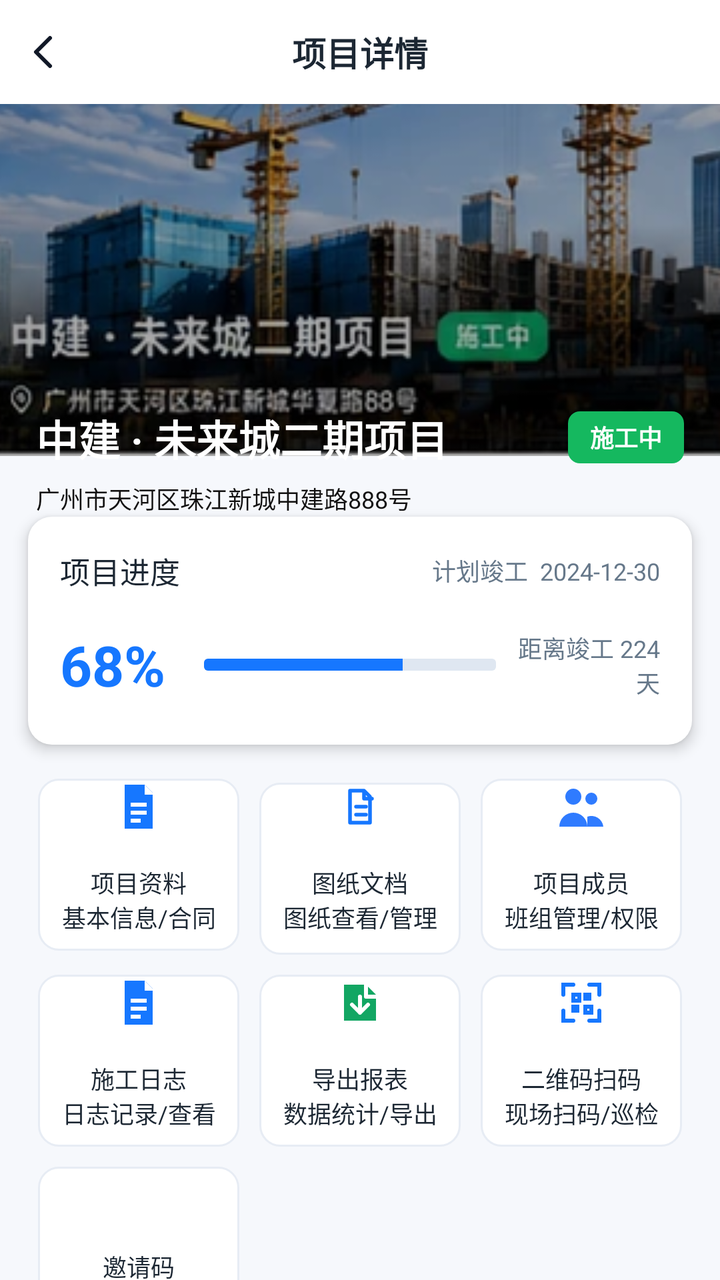
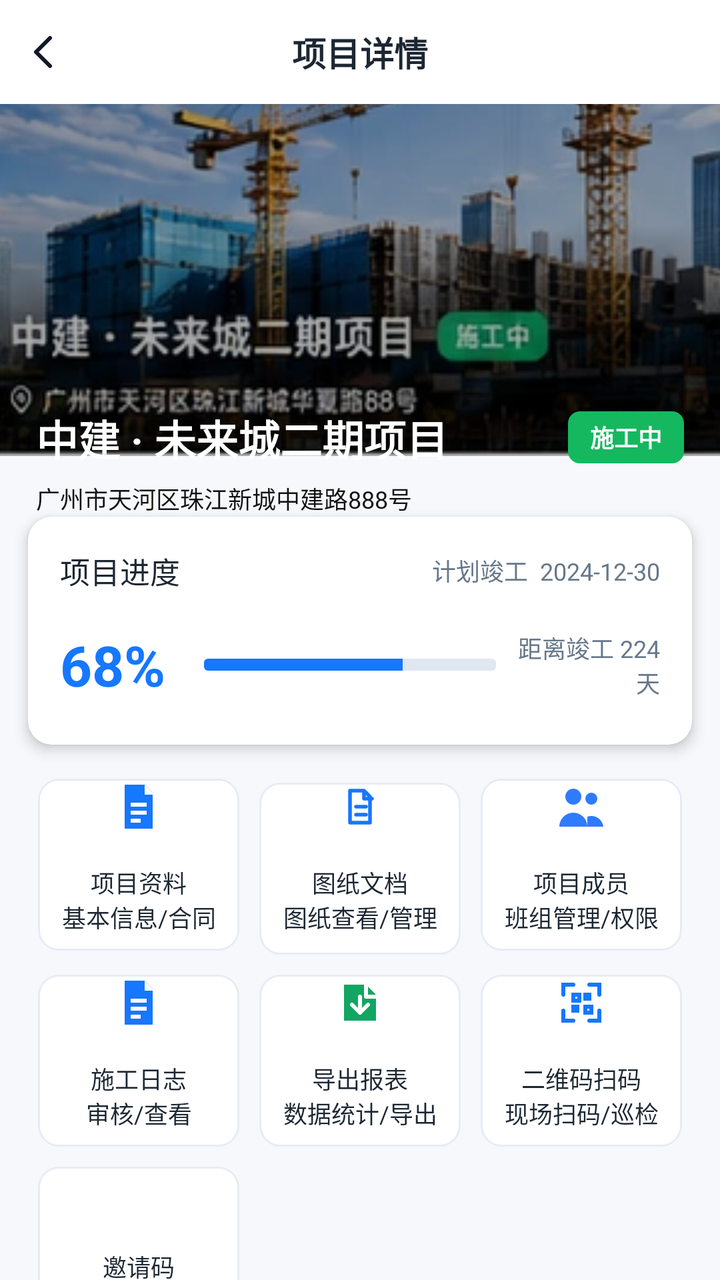

Before-and-after screenshots of an Android layout around one commit, followed by the original layout XML and the change that was made.
<!-- AndroidManifest.xml: application theme Theme.WorkerM -->
<!-- res/layout/activity_project_detail.xml -->
<?xml version="1.0" encoding="utf-8"?>
<androidx.core.widget.NestedScrollView xmlns:android="http://schemas.android.com/apk/res/android"
    android:id="@+id/detail_root"
    android:layout_width="match_parent"
    android:layout_height="match_parent"
    android:background="@drawable/bg_app_page"
    android:fillViewport="true"
    android:overScrollMode="never">

    <LinearLayout
        android:layout_width="match_parent"
        android:layout_height="wrap_content"
        android:orientation="vertical"
        android:paddingBottom="24dp">

        <FrameLayout
            android:layout_width="match_parent"
            android:layout_height="276dp">

            <ImageView
                android:id="@+id/project_cover_image"
                android:layout_width="match_parent"
                android:layout_height="228dp"
                android:scaleType="centerCrop"
                android:src="@drawable/detail_header_crane" />

            <View
                android:layout_width="match_parent"
                android:layout_height="228dp"
                android:background="#55000000" />

            <FrameLayout
                android:layout_width="match_parent"
                android:layout_height="52dp"
                android:background="@color/white">

                <ImageButton
                    android:id="@+id/detail_back_button"
                    android:layout_width="44dp"
                    android:layout_height="44dp"
                    android:layout_gravity="start|center_vertical"
                    android:background="?attr/selectableItemBackgroundBorderless"
                    android:padding="10dp"
                    android:src="@drawable/ic_back" />

                <TextView
                    android:layout_width="wrap_content"
                    android:layout_height="match_parent"
                    android:layout_gravity="center"
                    android:gravity="center"
                    android:text="项目详情"
                    android:textColor="@color/text_primary"
                    android:textSize="17sp"
                    android:textStyle="bold" />


            </FrameLayout>

            <LinearLayout
                android:layout_width="match_parent"
                android:layout_height="84dp"
                android:layout_gravity="bottom"
                android:gravity="bottom"
                android:orientation="vertical"
                android:paddingHorizontal="18dp"
                android:paddingBottom="18dp">

                <LinearLayout
                    android:layout_width="match_parent"
                    android:layout_height="wrap_content"
                    android:gravity="center_vertical"
                    android:orientation="horizontal">

                    <TextView
                        android:id="@+id/project_name_text"
                        android:layout_width="0dp"
                        android:layout_height="wrap_content"
                        android:layout_weight="1"
                        android:text="中建 · 未来城二期项目"
                        android:textColor="@color/white"
                        android:textSize="21sp"
                        android:textStyle="bold" />

                    <TextView
                        android:id="@+id/project_status_text"
                        android:layout_width="58dp"
                        android:layout_height="26dp"
                        android:background="@drawable/bg_chip_green"
                        android:gravity="center"
                        android:text="施工中"
                        android:textColor="@color/white"
                        android:textSize="12sp"
                        android:textStyle="bold" />
                </LinearLayout>

                <TextView
                    android:id="@+id/project_address_text"
                    android:layout_width="wrap_content"
                    android:layout_height="wrap_content"
                    android:layout_marginTop="6dp"
                    android:text="广州市天河区珠江新城中建路888号"
                    android:textColor="#121111"
                    android:textSize="12sp" />
            </LinearLayout>
        </FrameLayout>

        <LinearLayout
            android:layout_width="match_parent"
            android:layout_height="wrap_content"
            android:layout_marginHorizontal="14dp"
            android:layout_marginTop="-18dp"
            android:background="@drawable/bg_card_round"
            android:elevation="4dp"
            android:orientation="vertical"
            android:padding="16dp">

            <LinearLayout
                android:layout_width="match_parent"
                android:layout_height="wrap_content"
                android:gravity="center_vertical"
                android:orientation="horizontal">

                <TextView
                    android:layout_width="0dp"
                    android:layout_height="wrap_content"
                    android:layout_weight="1"
                    android:text="项目进度"
                    android:textColor="@color/text_primary"
                    android:textSize="15sp" />

                <TextView
                    android:id="@+id/project_plan_text"
                    android:layout_width="wrap_content"
                    android:layout_height="wrap_content"
                    android:text="计划竣工  2024-12-30"
                    android:textColor="@color/text_secondary"
                    android:textSize="12sp" />
            </LinearLayout>

            <LinearLayout
                android:layout_width="match_parent"
                android:layout_height="48dp"
                android:layout_marginTop="12dp"
                android:gravity="center_vertical"
                android:orientation="horizontal">

                <TextView
                    android:id="@+id/project_progress_text"
                    android:layout_width="62dp"
                    android:layout_height="wrap_content"
                    android:text="68%"
                    android:textColor="@color/dashboard_blue"
                    android:textSize="28sp"
                    android:textStyle="bold" />

                <ProgressBar
                    android:id="@+id/project_progress_bar"
                    style="?android:attr/progressBarStyleHorizontal"
                    android:layout_width="0dp"
                    android:layout_height="6dp"
                    android:layout_marginStart="10dp"
                    android:layout_weight="1"
                    android:max="100"
                    android:progress="68"
                    android:progressDrawable="@drawable/bg_progress_layer" />

                <TextView
                    android:id="@+id/project_days_text"
                    android:layout_width="82dp"
                    android:layout_height="wrap_content"
                    android:gravity="end"
                    android:text="距离竣工 224天"
                    android:textColor="@color/text_secondary"
                    android:textSize="12sp" />
            </LinearLayout>
        </LinearLayout>

        <GridLayout
            android:layout_width="match_parent"
            android:layout_height="wrap_content"
            android:layout_marginHorizontal="14dp"
            android:layout_marginTop="12dp"
            android:columnCount="3">

            <TextView
                android:id="@+id/project_materials_action"
                style="@style/DetailActionCard"
                android:drawableTop="@drawable/ic_doc"
                android:text="项目资料\n基本信息/合同" />
            <TextView
                android:id="@+id/drawing_docs_action"
                style="@style/DetailActionCard"
                android:drawableTop="@drawable/ic_project"
                android:text="图纸文档\n图纸查看/管理" />
            <TextView
                android:id="@+id/project_members_action"
                style="@style/DetailActionCard"
                android:drawableTop="@drawable/ic_people"
                android:text="项目成员\n班组管理/权限" />
            <TextView
                android:id="@+id/construction_log_action"
                style="@style/DetailActionCard"
                android:drawableTop="@drawable/ic_doc"
                android:text="施工日志\n日志记录/查看" />
            <TextView
                android:id="@+id/project_report_action"
                style="@style/DetailActionCard"
                android:drawableTop="@drawable/ic_export"
                android:text="导出报表\n数据统计/导出" />
            <TextView
                android:id="@+id/qr_scan_action"
                style="@style/DetailActionCard"
                android:drawableTop="@drawable/ic_scan"
                android:text="二维码扫码\n现场扫码/巡检" />
            <TextView
                android:id="@+id/invite_code_action"
                style="@style/DetailActionCard"
                android:drawableTop="@drawable/ic_add"
                android:text="邀请码\n班组注册邀请" />
        </GridLayout>

        <LinearLayout
            android:layout_width="match_parent"
            android:layout_height="wrap_content"
            android:layout_marginHorizontal="14dp"
            android:layout_marginTop="14dp"
            android:background="@drawable/bg_card_round"
            android:elevation="2dp"
            android:orientation="vertical"
            android:padding="14dp">

            <LinearLayout
                android:layout_width="match_parent"
                android:layout_height="28dp"
                android:gravity="center_vertical"
                android:orientation="horizontal">

                <TextView android:layout_width="0dp" android:layout_height="wrap_content" android:layout_weight="1" android:text="最近文件" android:textColor="@color/text_primary" android:textSize="15sp" android:textStyle="bold" />
                <TextView android:layout_width="wrap_content" android:layout_height="wrap_content" android:text="全部文件  >" android:textColor="@color/text_secondary" android:textSize="12sp" />
            </LinearLayout>

            <LinearLayout
                android:id="@+id/recent_files_container"
                android:layout_width="match_parent"
                android:layout_height="wrap_content"
                android:orientation="vertical" />

            <TextView
                android:id="@+id/recent_files_empty_text"
                android:layout_width="match_parent"
                android:layout_height="64dp"
                android:gravity="center"
                android:text="暂无最近文件"
                android:textColor="@color/text_secondary"
                android:textSize="13sp" />

            <TextView
                android:layout_width="match_parent"
                android:layout_height="34dp"
                android:gravity="center"
                android:text="查看更多文件  >"
                android:textColor="@color/dashboard_blue"
                android:textSize="12sp" />
        </LinearLayout>
    </LinearLayout>
</androidx.core.widget.NestedScrollView>
<!-- resources referenced by this layout -->
<resources>
  <color name="dashboard_blue">#1677FF</color>
  <color name="text_primary">#1C2733</color>
  <color name="text_secondary">#66788A</color>
  <color name="white">#FFFFFFFF</color>
  <!-- drawable bg_app_page (drawable) -->
  <?xml version="1.0" encoding="utf-8"?>
  <shape xmlns:android="http://schemas.android.com/apk/res/android">
      <solid android:color="#F6F8FC" />
  </shape>
  <!-- drawable bg_card_round (drawable) -->
  <?xml version="1.0" encoding="utf-8"?>
  <shape xmlns:android="http://schemas.android.com/apk/res/android">
      <solid android:color="@color/white" />
      <corners android:radius="12dp" />
  </shape>
  <!-- drawable bg_chip_green (drawable) -->
  <?xml version="1.0" encoding="utf-8"?>
  <shape xmlns:android="http://schemas.android.com/apk/res/android">
      <solid android:color="#15B85F" />
      <corners android:radius="6dp" />
  </shape>
  <!-- drawable bg_progress_layer (drawable) -->
  <?xml version="1.0" encoding="utf-8"?>
  <layer-list xmlns:android="http://schemas.android.com/apk/res/android">
      <item android:id="@android:id/background" android:drawable="@drawable/bg_progress_track" />
      <item android:id="@android:id/progress" android:drawable="@drawable/bg_progress_blue" />
  </layer-list>
  <!-- drawable ic_add (drawable) -->
  <?xml version="1.0" encoding="utf-8"?>
  <vector xmlns:android="http://schemas.android.com/apk/res/android" android:width="24dp" android:height="24dp" android:viewportWidth="24" android:viewportHeight="24">
      <path android:strokeColor="#FFFFFFFF" android:strokeWidth="2.2" android:strokeLineCap="round" android:fillColor="@android:color/transparent" android:pathData="M12,5v14M5,12h14" />
  </vector>
  <!-- drawable ic_doc (drawable) -->
  <?xml version="1.0" encoding="utf-8"?>
  <vector xmlns:android="http://schemas.android.com/apk/res/android" android:width="28dp" android:height="28dp" android:viewportWidth="28" android:viewportHeight="28">
      <path android:fillColor="#FF1677FF" android:pathData="M7,3h10l4,4v18H7z" />
      <path android:fillColor="#FFFFFFFF" android:pathData="M17,3v5h5M10,12h8v2h-8zM10,16h8v2h-8zM10,20h5v2h-5z" />
  </vector>
  <!-- drawable ic_people (drawable) -->
  <?xml version="1.0" encoding="utf-8"?>
  <vector xmlns:android="http://schemas.android.com/apk/res/android" android:width="28dp" android:height="28dp" android:viewportWidth="28" android:viewportHeight="28">
      <path android:fillColor="#FF2F7BFF" android:pathData="M10,13a4,4 0,1 0,0 -8a4,4 0,0 0,0 8M3,24a7,7 0,0 1,14 0zM19,13a3,3 0,1 0,0 -6a3,3 0,0 0,0 6M17,24h8a6,6 0,0 0,-8 -5z" />
  </vector>
  <style name="Theme.WorkerM" parent="Base.Theme.WorkerM" />
  <!-- drawable bg_progress_track (drawable) -->
  <?xml version="1.0" encoding="utf-8"?>
  <shape xmlns:android="http://schemas.android.com/apk/res/android">
      <solid android:color="#DFE7F1" />
      <corners android:radius="2dp" />
  </shape>
  <!-- drawable bg_progress_blue (drawable) -->
  <?xml version="1.0" encoding="utf-8"?>
  <clip xmlns:android="http://schemas.android.com/apk/res/android">
      <shape>
          <solid android:color="@color/dashboard_blue" />
          <corners android:radius="2dp" />
      </shape>
  </clip>
  <!-- drawable bg_card_stroke (drawable) -->
  <?xml version="1.0" encoding="utf-8"?>
  <shape xmlns:android="http://schemas.android.com/apk/res/android">
      <solid android:color="@color/white" />
      <stroke android:width="1dp" android:color="#E7ECF4" />
      <corners android:radius="10dp" />
  </shape>
  <color name="brand_primary">#124D90</color>
  <color name="text_inverse">#FFFFFFFF</color>
  <color name="brand_secondary">#2F7BC7</color>
  <color name="surface_background">#F3F6FA</color>
  <color name="surface_card">#FFFFFFFF</color>
  <!-- unchanged entries left out for length: 7 -->
</resources>

<!-- the commit's change to res/layout/activity_project_detail.xml (unified diff, before → after) -->
@@ -201,7 +201,7 @@
                 android:id="@+id/construction_log_action"
                 style="@style/DetailActionCard"
                 android:drawableTop="@drawable/ic_doc"
-                android:text="施工日志\n日志记录/查看" />
+                android:text="施工日志\n审核/查看" />
             <TextView
                 android:id="@+id/project_report_action"
                 style="@style/DetailActionCard"
@@ -218,6 +218,71 @@
                 android:drawableTop="@drawable/ic_add"
                 android:text="邀请码\n班组注册邀请" />
         </GridLayout>
+
+        <LinearLayout
+            android:layout_width="match_parent"
+            android:layout_height="wrap_content"
+            android:layout_marginHorizontal="14dp"
+            android:layout_marginTop="14dp"
+            android:background="@drawable/bg_card_round"
+            android:elevation="2dp"
+            android:orientation="vertical"
+            android:padding="14dp">
+
+            <LinearLayout
+                android:layout_width="match_parent"
+                android:layout_height="34dp"
+                android:gravity="center_vertical"
+                android:orientation="horizontal">
+
+                <TextView
+                    android:layout_width="0dp"
+                    android:layout_height="wrap_content"
+                    android:layout_weight="1"
+                    android:text="派工动态"
+                    android:textColor="@color/text_primary"
+                    android:textSize="15sp"
+                    android:textStyle="bold" />
+
+                <TextView
+                    android:id="@+id/project_dispatch_create_button"
+                    android:layout_width="72dp"
+                    android:layout_height="32dp"
+                    android:layout_marginEnd="8dp"
+                    android:background="@drawable/bg_search_pill"
+                    android:gravity="center"
+                    android:text="新建"
+                    android:textColor="@color/dashboard_blue"
+                    android:textSize="12sp" />
+
+                <TextView
+                    android:id="@+id/project_dispatch_all_action"
+                    android:layout_width="wrap_content"
+                    android:layout_height="32dp"
+                    android:gravity="center"
+                    android:text="全部  >"
+                    android:textColor="@color/text_secondary"
+                    android:textSize="12sp" />
+            </LinearLayout>
+
+            <androidx.recyclerview.widget.RecyclerView
+                android:id="@+id/project_dispatch_recycler"
+                android:layout_width="match_parent"
+                android:layout_height="wrap_content"
+                android:layout_marginTop="2dp"
+                android:nestedScrollingEnabled="false"
+                android:overScrollMode="never" />
+
+            <TextView
+                android:id="@+id/project_dispatch_empty_text"
+                android:layout_width="match_parent"
+                android:layout_height="72dp"
+                android:gravity="center"
+                android:text="暂无派工任务"
+                android:textColor="@color/text_secondary"
+                android:textSize="13sp"
+                android:visibility="gone" />
+        </LinearLayout>
 
         <LinearLayout
             android:layout_width="match_parent"
<!-- resource entries referenced after the edit -->
@@ -27,6 +27,12 @@
       <item android:id="@android:id/background" android:drawable="@drawable/bg_progress_track" />
       <item android:id="@android:id/progress" android:drawable="@drawable/bg_progress_blue" />
   </layer-list>
+  <!-- drawable bg_search_pill (drawable) -->
+  <?xml version="1.0" encoding="utf-8"?>
+  <shape xmlns:android="http://schemas.android.com/apk/res/android">
+      <solid android:color="#EEF2F7" />
+      <corners android:radius="18dp" />
+  </shape>
   <!-- drawable ic_add (drawable) -->
   <?xml version="1.0" encoding="utf-8"?>
   <vector xmlns:android="http://schemas.android.com/apk/res/android" android:width="24dp" android:height="24dp" android:viewportWidth="24" android:viewportHeight="24">
